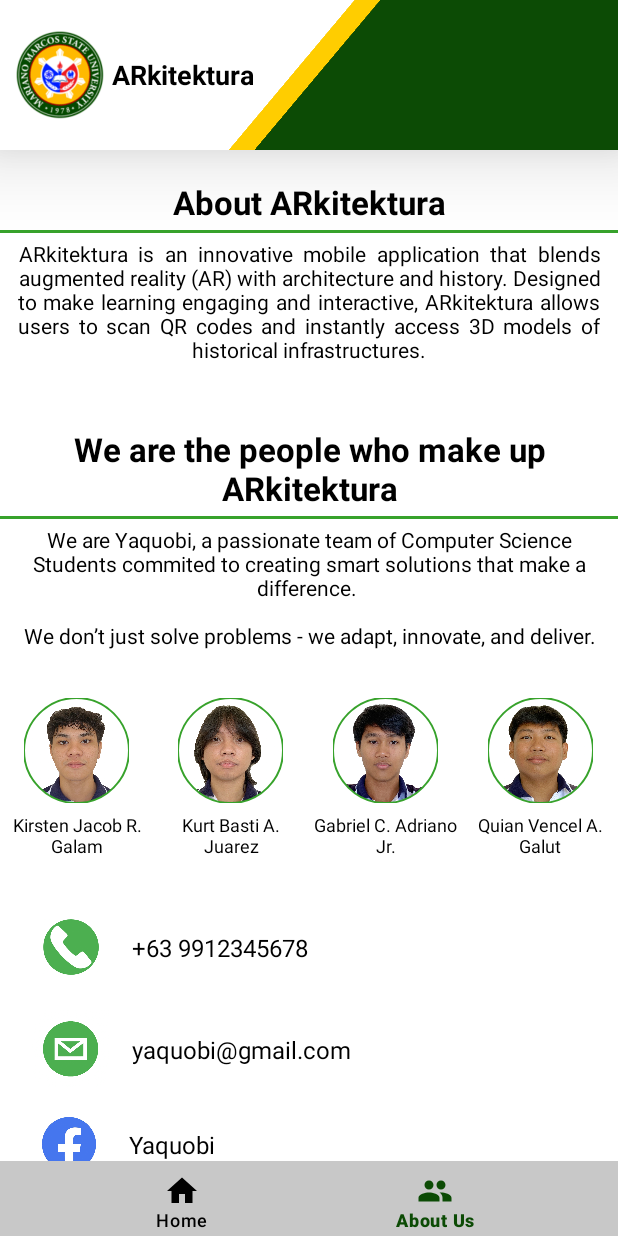
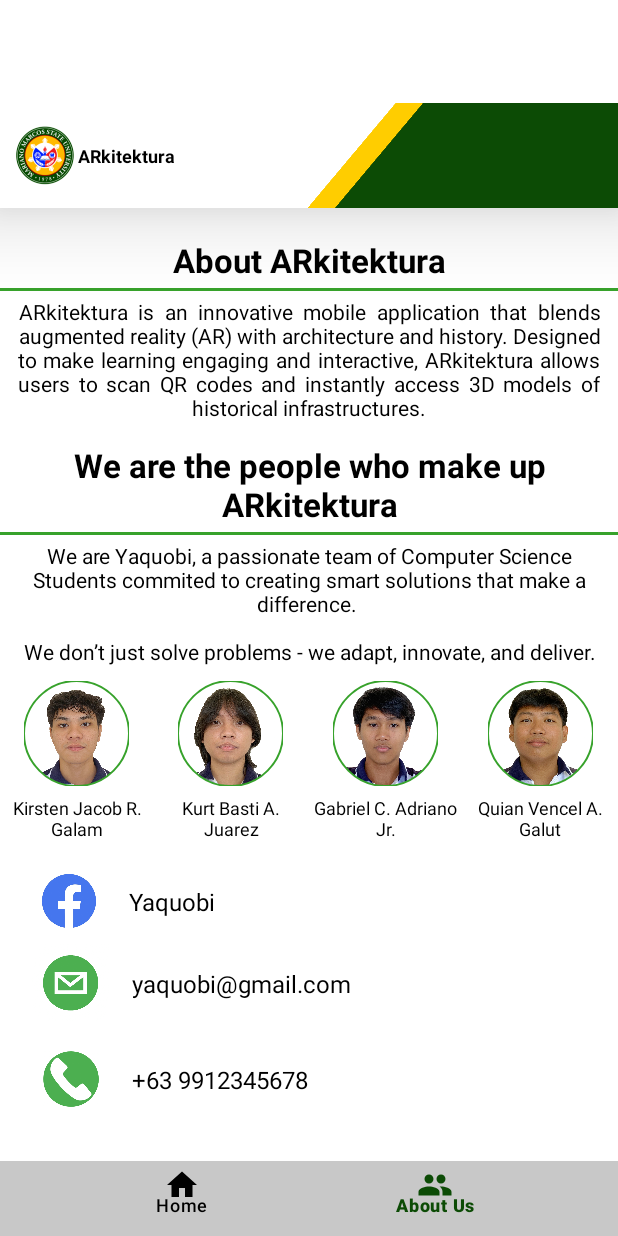
Before and after one commit to signetK/ARkitektura-2.0, an Android app: the screen it shows after launch (MainActivity), item 2 of the bottom bar chosen, on a phone screen of 412 x 824 dp. Run offline under Robolectric (Android 15) with nearby library versions, the phone set to English and light mode, and no system bars; libraries missing offline, so code that uses them is left out: com.google.ar.core, com.journeyapps.barcodescanner; 1 statement that could not run was skipped.

Commit message:
Fixed UI?

```diff
--- a/app/src/main/java/com/yaquobi/arkitektura2/fragments/Home.java
+++ b/app/src/main/java/com/yaquobi/arkitektura2/fragments/Home.java
@@ -105,7 +105,7 @@
         recyclerView.setLayoutManager(new LinearLayoutManager(getContext()));
 
         collegeList = new ArrayList<>();
-        collegeList.add(new CollegeModel(R.drawable.ui_coe,R.drawable.ic_ccis, "College of Computing and Information Sciences"));
+        collegeList.add(new CollegeModel(R.drawable.ui_ccis,R.drawable.ic_ccis, "College of Computing and Information Sciences"));
         collegeList.add(new CollegeModel(R.drawable.ui_coe,R.drawable.ic_coe, "College of Engineering"));
         collegeList.add(new CollegeModel(R.drawable.ui_cas,R.drawable.ic_cas, "College of Arts and Sciences"));
         collegeList.add(new CollegeModel(R.drawable.ui_cafsd,R.drawable.ic_cafsd, "College of Agriculture, Food, and Sustainable Development"));
--- a/app/src/main/res/layout/activity_main.xml
+++ b/app/src/main/res/layout/activity_main.xml
@@ -13,7 +13,7 @@
     <FrameLayout
         android:id="@+id/fragment_container"
         android:layout_width="match_parent"
-        android:layout_height="match_parent"
+        android:layout_height="wrap_content"
         android:layout_above="@id/bottom_navigation" />
 
     <com.google.android.material.bottomnavigation.BottomNavigationView
@@ -24,8 +24,7 @@
         android:background="#c8c8c8"
         app:itemActiveIndicatorStyle="@color/white"
         app:itemIconTint="@color/bottom_navigation_selector"
-        app:itemPaddingBottom="6dp"
-        app:itemPaddingTop="8dp"
+        app:itemPaddingTop="4dp"
         app:itemTextColor="@color/bottom_navigation_selector"
         app:menu="@menu/bottom_nav_menu" />
 </RelativeLayout>
--- a/app/src/main/res/layout/fragment_about_us.xml
+++ b/app/src/main/res/layout/fragment_about_us.xml
@@ -1,11 +1,18 @@
 <?xml version="1.0" encoding="utf-8"?>
-<LinearLayout xmlns:android="http://schemas.android.com/apk/res/android"
+<ScrollView xmlns:android="http://schemas.android.com/apk/res/android"
     xmlns:tools="http://schemas.android.com/tools"
     xmlns:app="http://schemas.android.com/apk/res-auto"
     android:layout_width="match_parent"
     android:layout_height="match_parent"
-    android:orientation="vertical"
+    android:clipToPadding="false"
     tools:context=".fragments.AboutUs">
+
+
+    <LinearLayout
+        android:layout_width="match_parent"
+        android:layout_height="wrap_content"
+        android:orientation="vertical"
+        android:paddingBottom="16dp">
 
     <include
         android:id="@+id/header"
@@ -32,7 +39,7 @@
         android:layout_height="wrap_content"
         android:text="@string/desc_arkitektura"
         android:layout_marginHorizontal="12dp"
-        android:layout_marginBottom="12dp"
+        android:layout_marginBottom="14dp"
         android:gravity="center"
         android:textColor="@color/black"
         android:justificationMode="inter_word"/>
@@ -46,7 +53,6 @@
         android:textStyle="bold"
         android:textSize="22sp"
         android:gravity="center"
-        android:layout_marginTop="30dp"
         android:textColor="@color/black" />
 
     <View
@@ -60,7 +66,7 @@
         android:layout_height="wrap_content"
         android:text="@string/we_desc"
         android:layout_marginHorizontal="12dp"
-        android:layout_marginBottom="12dp"
+        android:layout_marginBottom="2dp"
         android:textColor="@color/black"
         android:gravity="center"/>
 
@@ -69,7 +75,7 @@
         android:layout_height="wrap_content"
         android:orientation="horizontal"
         android:gravity="center"
-        android:layout_marginTop="20dp">
+        android:layout_marginTop="8dp">
 
         <LinearLayout
             android:layout_width="0dp"
@@ -184,8 +190,55 @@
         android:layout_width="match_parent"
         android:layout_height="wrap_content"
         android:orientation="vertical"
-        android:layout_marginTop="30dp"
+        android:layout_marginTop="15dp"
         android:paddingHorizontal="16dp">
+
+
+        <LinearLayout
+            android:layout_width="match_parent"
+            android:layout_height="50dp"
+            android:orientation="horizontal"
+            android:gravity="center_vertical">
+
+            <ImageView
+                android:id="@+id/fb_id"
+                android:layout_width="40dp"
+                android:layout_height="40dp"
+                android:layout_marginStart="10dp"
+                android:src="@drawable/facebook_icon" />
+
+            <TextView
+                android:layout_width="wrap_content"
+                android:layout_height="wrap_content"
+                android:layout_marginStart="20dp"
+                android:text="@string/fb"
+                android:textSize="16sp"
+                android:textColor="@color/black"/>
+        </LinearLayout>
+
+
+        <LinearLayout
+            android:layout_width="match_parent"
+            android:layout_height="wrap_content"
+            android:orientation="horizontal"
+            android:gravity="center_vertical"
+            android:layout_marginBottom="4dp">
+
+            <ImageView
+                android:id="@+id/email"
+                android:layout_width="60dp"
+                android:layout_height="60dp"
+                android:src="@drawable/email_address_icon" />
+
+            <TextView
+                android:layout_width="wrap_content"
+                android:layout_height="wrap_content"
+                android:layout_marginStart="12dp"
+                android:text="@string/email"
+                android:textSize="16sp"
+                android:textColor="@color/black"/>
+        </LinearLayout>
+
 
         <LinearLayout
             android:layout_width="match_parent"
@@ -209,51 +262,8 @@
                 android:textColor="@color/black"/>
         </LinearLayout>
 
-        <LinearLayout
-            android:layout_width="match_parent"
-            android:layout_height="wrap_content"
-            android:orientation="horizontal"
-            android:gravity="center_vertical"
-            android:layout_marginBottom="8dp">
-
-            <ImageView
-                android:id="@+id/email"
-                android:layout_width="60dp"
-                android:layout_height="60dp"
-                android:src="@drawable/email_address_icon" />
-
-            <TextView
-                android:layout_width="wrap_content"
-                android:layout_height="wrap_content"
-                android:layout_marginStart="12dp"
-                android:text="@string/email"
-                android:textSize="16sp"
-                android:textColor="@color/black"/>
-        </LinearLayout>
-
-        <LinearLayout
-            android:layout_width="match_parent"
-            android:layout_height="50dp"
-            android:orientation="horizontal"
-            android:gravity="center_vertical">
-
-            <ImageView
-                android:id="@+id/fb_id"
-                android:layout_width="40dp"
-                android:layout_height="40dp"
-                android:layout_marginStart="10dp"
-                android:src="@drawable/facebook_icon" />
-
-            <TextView
-                android:layout_width="wrap_content"
-                android:layout_height="wrap_content"
-                android:layout_marginStart="20dp"
-                android:text="@string/fb"
-                android:textSize="16sp"
-                android:textColor="@color/black"/>
-        </LinearLayout>
-
     </LinearLayout>
 
 
 </LinearLayout>
+</ScrollView>
--- a/app/src/main/res/layout/fragment_home.xml
+++ b/app/src/main/res/layout/fragment_home.xml
@@ -32,4 +32,5 @@
         app:tint="@color/white"
         android:contentDescription="Scan QR" />
 
+
 </RelativeLayout>
--- a/app/src/main/res/layout/header_main.xml
+++ b/app/src/main/res/layout/header_main.xml
@@ -9,7 +9,7 @@
 
     <RelativeLayout
         android:layout_width="wrap_content"
-        android:layout_height="100dp"
+        android:layout_height="70dp"
         android:background="@color/white"
         android:outlineProvider="background"
         android:elevation="100dp"
@@ -17,8 +17,8 @@
 
         <ImageView
             android:id="@+id/logo_id"
-            android:layout_width="60dp"
-            android:layout_height="60dp"
+            android:layout_width="40dp"
+            android:layout_height="40dp"
             android:layout_alignParentStart="true"
             android:layout_alignParentTop="true"
             android:layout_alignParentBottom="true"
@@ -31,12 +31,12 @@
             android:id="@+id/textView"
             android:layout_width="wrap_content"
             android:layout_height="match_parent"
-            android:layout_marginStart="4dp"
+            android:layout_marginStart="2dp"
             android:layout_toEndOf="@+id/logo_id"
             android:gravity="center"
             android:text="ARkitektura"
             android:textColor="@color/black"
-            android:textSize="18sp"
+            android:textSize="12sp"
             android:textStyle="bold" />
 
         <View
@@ -50,12 +50,12 @@
 
         <View
             android:id="@+id/green"
-            android:layout_width="200dp"
+            android:layout_width="160dp"
             android:layout_height="wrap_content"
             android:layout_alignParentEnd="true"
             android:background="@color/green"
             android:rotation="40"
             android:scaleY="100"
-            android:translationX="30dp" />
+            android:translationX="25dp" />
     </RelativeLayout>
 </RelativeLayout>
```
Also changed, not shown: app/src/main/res/drawable/rounded.xml (added, +11 -0 lines), app/src/main/res/layout/arrow_header.xml (+9 -5 lines), app/src/main/res/layout/fragment_cafsd.xml (+7 -3 lines), app/src/main/res/layout/fragment_cas.xml (+7 -3 lines), app/src/main/res/layout/fragment_cbea.xml (+9 -5 lines), app/src/main/res/layout/fragment_ccis.xml (+7 -3 lines), app/src/main/res/layout/fragment_chs.xml (+7 -3 lines), app/src/main/res/layout/fragment_coe.xml (+7 -3 lines), app/src/main/res/layout/fragment_col.xml (+7 -3 lines), app/src/main/res/layout/fragment_com.xml (+9 -5 lines), app/src/main/res/layout/item_college.xml (+19 -13 lines), 2 other files.
